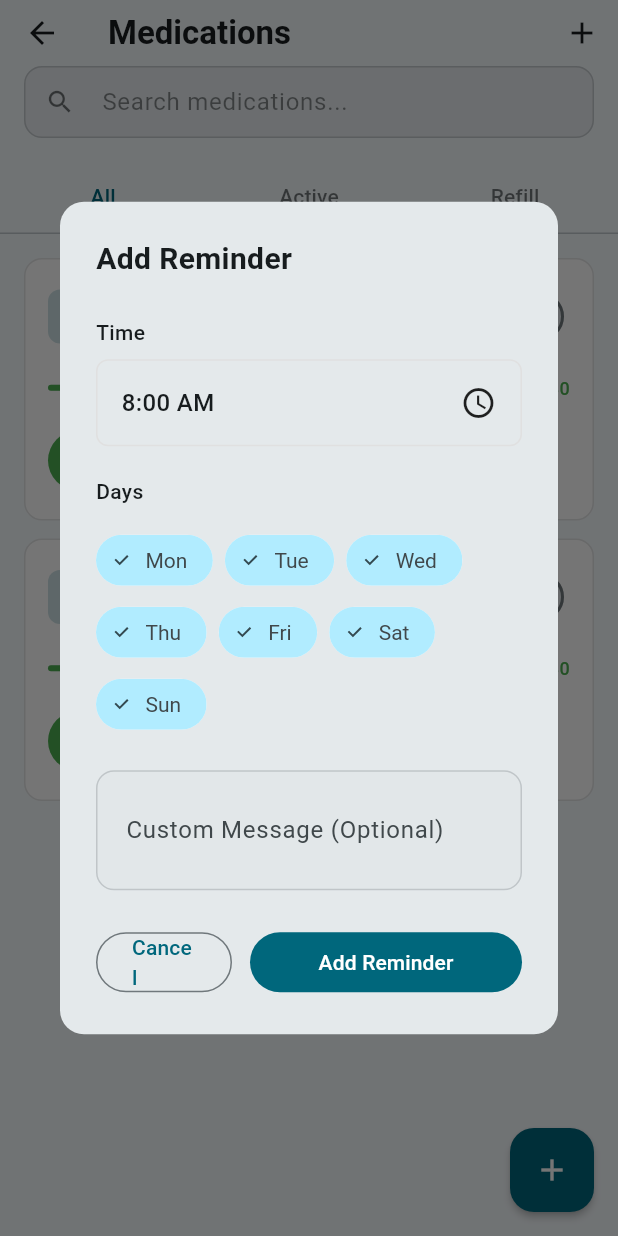
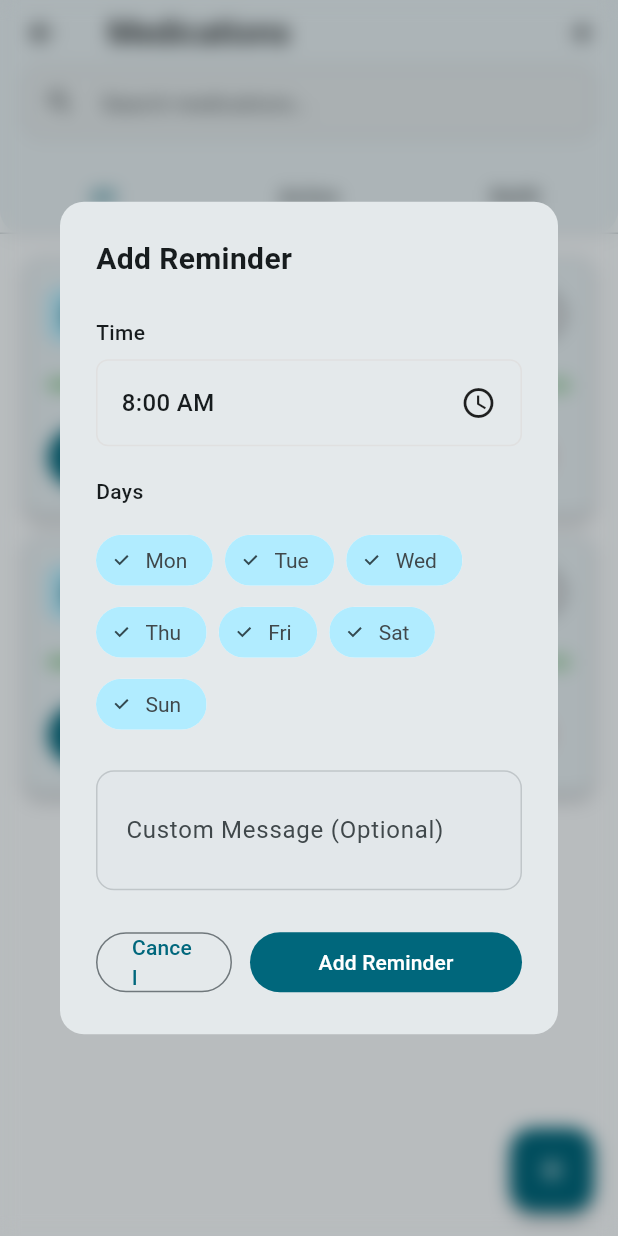
Before and after one commit to adicadi/MediPal, a Flutter app: the MedicationsScreen screen opened directly, after a tap on "Take Dose", after a tap on the "alarm add" icon, on a phone screen of 412 x 824 dp. Run offline on Flutter 3.47's test engine with Material 3 defaults, Android fonts, the phone set to English and light mode, and no system bars; our stand-ins replace equatable, flutter_dotenv, flutter_local_notifications, flutter_secure_storage, flutter_timezone, geolocator and 3 more; missing offline and left inert: gpt_markdown; accounts and stored records are empty; network calls fail.

Commit message:
Fixed deprecated code.

```diff
--- a/lib/screens/medication_screen.dart
+++ b/lib/screens/medication_screen.dart
@@ -4,6 +4,7 @@ import 'package:provider/provider.dart';
 import '../utils/app_state.dart';
 import '../models/medication.dart';
 import '../services/notification_service.dart';
+import '../utils/blur_dialog.dart';
 
 class MedicationsScreen extends StatefulWidget {
   const MedicationsScreen({super.key});
@@ -56,21 +57,13 @@ class _MedicationsScreenState extends State<MedicationsScreen>
 
   @override
   Widget build(BuildContext context) {
-    final colorScheme = Theme.of(context).colorScheme;
+    final theme = Theme.of(context);
+    final colorScheme = theme.colorScheme;
 
     return Scaffold(
       backgroundColor: colorScheme.surface,
       appBar: AppBar(
-        backgroundColor: colorScheme.surface,
-        elevation: 0,
-        scrolledUnderElevation: 0,
-        title: Text(
-          'Medications',
-          style: TextStyle(
-            color: colorScheme.onSurface,
-            fontWeight: FontWeight.w600,
-          ),
-        ),
+        title: const Text('Medications'),
         bottom: PreferredSize(
           preferredSize: const Size.fromHeight(100),
           child: Column(
@@ -82,18 +75,19 @@ class _MedicationsScreenState extends State<MedicationsScreen>
                   controller: _searchController,
                   decoration: InputDecoration(
                     hintText: 'Search medications...',
-                    hintStyle:
-                        TextStyle(color: colorScheme.onSurface.withAlpha(128)),
+                    hintStyle: theme.textTheme.bodyMedium?.copyWith(
+                      color: colorScheme.onSurfaceVariant,
+                    ),
                     prefixIcon: Icon(
                       Icons.search,
-                      color: colorScheme.onSurface.withAlpha(153),
+                      color: colorScheme.onSurfaceVariant,
                       size: 20,
                     ),
                     suffixIcon: _searchQuery.isNotEmpty
                         ? IconButton(
                             icon: Icon(
                               Icons.clear,
-                              color: colorScheme.onSurface.withAlpha(153),
+                              color: colorScheme.onSurfaceVariant,
                               size: 20,
                             ),
                             onPressed: () {
@@ -106,7 +100,7 @@ class _MedicationsScreenState extends State<MedicationsScreen>
                         : null,
                     filled: true,
                     fillColor:
-                        colorScheme.surfaceContainerHighest.withAlpha(128),
+                        colorScheme.surfaceContainerHighest.withValues(alpha: 0.5),
                     border: OutlineInputBorder(
                       borderRadius: BorderRadius.circular(12),
                       borderSide: BorderSide.none,
@@ -126,9 +120,8 @@ class _MedicationsScreenState extends State<MedicationsScreen>
                 indicatorColor: colorScheme.primary,
                 indicatorWeight: 2,
                 labelColor: colorScheme.primary,
-                unselectedLabelColor: colorScheme.onSurface.withAlpha(153),
-                labelStyle:
-                    const TextStyle(fontSize: 14, fontWeight: FontWeight.w500),
+                unselectedLabelColor: colorScheme.onSurfaceVariant,
+                labelStyle: theme.textTheme.labelLarge,
                 tabs: const [
                   Tab(text: 'All'),
                   Tab(text: 'Active'),
@@ -165,9 +158,6 @@ class _MedicationsScreenState extends State<MedicationsScreen>
       ),
       floatingActionButton: FloatingActionButton(
         onPressed: () => _showAddMedicationDialog(context),
-        backgroundColor: colorScheme.primary,
-        foregroundColor: colorScheme.onPrimary,
-        elevation: 2,
         child: const Icon(Icons.add, size: 24),
       ),
     );
@@ -282,19 +272,19 @@ class _MedicationsScreenState extends State<MedicationsScreen>
 
   // Minimal medication card
   Widget _buildMedicationCard(Medication medication, AppState appState) {
-    final colorScheme = Theme.of(context).colorScheme;
+    final theme = Theme.of(context);
+    final colorScheme = theme.colorScheme;
     final index = appState.medications.indexOf(medication);
 
     return Card(
       margin: const EdgeInsets.only(bottom: 12),
-      elevation: 0,
-      color: colorScheme.surfaceContainerLowest,
+      color: colorScheme.surface,
       shape: RoundedRectangleBorder(
         borderRadius: BorderRadius.circular(12),
         side: BorderSide(
           color: medication.needsRefill
-              ? Colors.amber.withAlpha(128)
-              : colorScheme.outline.withAlpha(51),
+              ? colorScheme.tertiary
+              : colorScheme.outlineVariant,
           width: 1,
         ),
       ),
@@ -310,8 +300,8 @@ class _MedicationsScreenState extends State<MedicationsScreen>
                   padding: const EdgeInsets.all(8),
                   decoration: BoxDecoration(
                     color: medication.isEssential
-                        ? Colors.red.withAlpha(51)
-                        : colorScheme.primary.withAlpha(51),
+                        ? colorScheme.errorContainer
+                        : colorScheme.primaryContainer,
                     borderRadius: BorderRadius.circular(8),
                   ),
                   child: Icon(
@@ -319,8 +309,8 @@ class _MedicationsScreenState extends State<MedicationsScreen>
                         ? Icons.local_hospital
                         : Icons.medication,
                     color: medication.isEssential
-                        ? Colors.red
-                        : colorScheme.primary,
+                        ? colorScheme.onErrorContainer
+                        : colorScheme.onPrimaryContainer,
                     size: 20,
                   ),
                 ),
@@ -334,10 +324,8 @@ class _MedicationsScreenState extends State<MedicationsScreen>
                           Expanded(
                             child: Text(
                               medication.name,
-                              style: TextStyle(
-                                fontSize: 16,
+                              style: theme.textTheme.titleMedium?.copyWith(
                                 fontWeight: FontWeight.w600,
-                                color: colorScheme.onSurface,
                               ),
                               maxLines: 1,
                               overflow: TextOverflow.ellipsis,
@@ -348,13 +336,13 @@ class _MedicationsScreenState extends State<MedicationsScreen>
                               padding: const EdgeInsets.symmetric(
                                   horizontal: 6, vertical: 2),
                               decoration: BoxDecoration(
-                                color: Colors.red.withAlpha(204),
+                                color: colorScheme.errorContainer,
                                 borderRadius: BorderRadius.circular(4),
                               ),
-                              child: const Text(
+                              child: Text(
                                 'Essential',
-                                style: TextStyle(
-                                  color: Colors.white,
+                                style: theme.textTheme.labelSmall?.copyWith(
+                                  color: colorScheme.onErrorContainer,
                                   fontSize: 10,
                                   fontWeight: FontWeight.w600,
                                 ),
@@ -365,9 +353,8 @@ class _MedicationsScreenState extends State<MedicationsScreen>
                       const SizedBox(height: 4),
                       Text(
                         '${medication.dosage} • ${medication.frequency}',
-                        style: TextStyle(
-                          fontSize: 13,
-                          color: colorScheme.onSurface.withAlpha(153),
+                        style: theme.textTheme.bodySmall?.copyWith(
+                          color: colorScheme.onSurfaceVariant,
                         ),
                       ),
                     ],
@@ -385,7 +372,7 @@ class _MedicationsScreenState extends State<MedicationsScreen>
                     await appState.toggleMedicationReminders(
                         medication.id, value);
                   },
-                  activeColor: colorScheme.primary,
+                  activeThumbColor: colorScheme.primary,
                   materialTapTargetSize: MaterialTapTargetSize.shrinkWrap,
                 ),
               ],
@@ -488,21 +475,22 @@ class _MedicationsScreenState extends State<MedicationsScreen>
   }
 
   Widget _buildRefillNotice(Medication medication) {
+    final colorScheme = Theme.of(context).colorScheme;
     return Container(
       padding: const EdgeInsets.all(8),
       decoration: BoxDecoration(
-        color: Colors.amber.withAlpha(51),
+        color: colorScheme.tertiaryContainer,
         borderRadius: BorderRadius.circular(6),
       ),
       child: Row(
         children: [
-          Icon(Icons.info, color: Colors.amber[800], size: 16),
+          Icon(Icons.info, color: colorScheme.onTertiaryContainer, size: 16),
           const SizedBox(width: 8),
           Text(
             'Refill needed',
             style: TextStyle(
               fontSize: 12,
-              color: Colors.amber[800],
+              color: colorScheme.onTertiaryContainer,
               fontWeight: FontWeight.w500,
             ),
           ),
@@ -515,7 +503,7 @@ class _MedicationsScreenState extends State<MedicationsScreen>
     return Container(
       padding: const EdgeInsets.all(8),
       decoration: BoxDecoration(
-        color: colorScheme.surfaceContainerHighest.withAlpha(128),
+        color: colorScheme.surfaceContainerHighest.withValues(alpha: 0.5),
         borderRadius: BorderRadius.circular(6),
       ),
       child: Row(
@@ -524,7 +512,7 @@ class _MedicationsScreenState extends State<MedicationsScreen>
           Icon(
             Icons.note,
             size: 14,
-            color: colorScheme.onSurface.withAlpha(153),
+            color: colorScheme.onSurfaceVariant,
           ),
           const SizedBox(width: 6),
           Expanded(
@@ -532,7 +520,7 @@ class _MedicationsScreenState extends State<MedicationsScreen>
               medication.notes!,
               style: TextStyle(
                 fontSize: 12,
-                color: colorScheme.onSurface.withAlpha(179),
+                color: colorScheme.onSurfaceVariant,
               ),
             ),
           ),
@@ -552,8 +540,6 @@ class _MedicationsScreenState extends State<MedicationsScreen>
             icon: const Icon(Icons.check, size: 16),
             label: const Text('Take Dose'),
             style: FilledButton.styleFrom(
-              backgroundColor: Colors.green,
-              foregroundColor: Colors.white,
               padding: const EdgeInsets.symmetric(vertical: 8),
               textStyle:
                   const TextStyle(fontSize: 13, fontWeight: FontWeight.w500),
@@ -564,19 +550,19 @@ class _MedicationsScreenState extends State<MedicationsScreen>
         IconButton(
           onPressed: () => _showAddReminderDialog(medication),
           icon: const Icon(Icons.alarm_add, size: 18),
-          color: colorScheme.onSurface.withAlpha(153),
+          color: colorScheme.onSurfaceVariant,
           visualDensity: VisualDensity.compact,
         ),
         IconButton(
           onPressed: () => _editMedication(medication, index, appState),
           icon: const Icon(Icons.edit, size: 18),
-          color: colorScheme.onSurface.withAlpha(153),
+          color: colorScheme.onSurfaceVariant,
           visualDensity: VisualDensity.compact,
         ),
         IconButton(
           onPressed: () => _confirmDelete(medication, index, appState),
           icon: const Icon(Icons.delete_outline, size: 18),
-          color: Colors.red.withAlpha(179),
+          color: colorScheme.error,
           visualDensity: VisualDensity.compact,
         ),
       ],
@@ -588,7 +574,8 @@ class _MedicationsScreenState extends State<MedicationsScreen>
     required String title,
     required String subtitle,
   }) {
-    final colorScheme = Theme.of(context).colorScheme;
+    final theme = Theme.of(context);
+    final colorScheme = theme.colorScheme;
 
     return Center(
       child: Padding(
@@ -599,24 +586,21 @@ class _MedicationsScreenState extends State<MedicationsScreen>
             Icon(
               icon,
               size: 64,
-              color: colorScheme.onSurface.withAlpha(102),
+              color: colorScheme.onSurfaceVariant,
             ),
             const SizedBox(height: 16),
             Text(
               title,
-              style: TextStyle(
-                fontSize: 18,
+              style: theme.textTheme.titleMedium?.copyWith(
                 fontWeight: FontWeight.w600,
-                color: colorScheme.onSurface.withAlpha(153),
               ),
               textAlign: TextAlign.center,
             ),
             const SizedBox(height: 8),
             Text(
               subtitle,
-              style: TextStyle(
-                fontSize: 14,
-                color: colorScheme.onSurface.withAlpha(128),
+              style: theme.textTheme.bodyMedium?.copyWith(
+                color: colorScheme.onSurfaceVariant,
               ),
               textAlign: TextAlign.center,
             ),
@@ -646,7 +630,8 @@ class _MedicationsScreenState extends State<MedicationsScreen>
     final canSchedule = await NotificationService.canScheduleExactAlarms();
     if (canSchedule) return true;
 
-    final shouldRequest = await showDialog<bool>(
+    if (!context.mounted) return false;
+    final shouldRequest = await showBlurDialog<bool>(
       context: context,
       builder: (context) => AlertDialog(
         title: const Text('Permission Required'),
@@ -688,15 +673,16 @@ class _MedicationsScreenState extends State<MedicationsScreen>
     final hasPermission = await _ensureExactAlarmPermission(context);
     if (!hasPermission) return;
 
-    final result = await showDialog<MedicationReminder>(
+    if (!mounted) return;
+    final result = await showBlurDialog<MedicationReminder>(
       context: context,
       builder: (context) => _AddReminderDialog(),
     );
 
-    if (result != null && mounted) {
+    if (!mounted || result == null) return;
+
     final appState = Provider.of<AppState>(context, listen: false);
     await appState.addReminderToMedication(medication.id, result);
-    }
   }
 
   void _editMedication(Medication medication, int index, AppState appState) {
@@ -706,7 +692,7 @@ class _MedicationsScreenState extends State<MedicationsScreen>
 
   Future<void> _confirmDelete(
       Medication medication, int index, AppState appState) async {
-    final confirmed = await showDialog<bool>(
+    final confirmed = await showBlurDialog<bool>(
       context: context,
       builder: (context) => AlertDialog(
         title: const Text('Delete Medication?'),
@@ -725,20 +711,21 @@ class _MedicationsScreenState extends State<MedicationsScreen>
       ),
     );
 
-    if (confirmed == true && mounted) {
+    if (!mounted || confirmed != true) return;
+
     appState.removeMedication(index);
-    }
   }
 
   Future<void> _showAddMedicationDialog(BuildContext context,
       {Medication? existingMedication, int? index}) async {
-    final result = await showDialog<Map<String, dynamic>>(
+    final result = await showBlurDialog<Map<String, dynamic>>(
       context: context,
       builder: (context) =>
           _AddMedicationDialog(existingMedication: existingMedication),
     );
 
-    if (result != null && mounted) {
+    if (!context.mounted || result == null) return;
+
     final appState = Provider.of<AppState>(context, listen: false);
     final medication = Medication(
       id: existingMedication?.id ??
@@ -760,7 +747,6 @@ class _MedicationsScreenState extends State<MedicationsScreen>
       await appState.updateMedicationWithReminders(index, medication);
     } else {
       appState.addMedication(medication);
-      }
     }
   }
 }
--- /dev/null
+++ b/lib/utils/blur_dialog.dart
@@ -0,0 +1,73 @@
+import 'dart:ui';
+
+import 'package:flutter/foundation.dart';
+import 'package:flutter/material.dart';
+
+Future<T?> showBlurDialog<T>({
+  required BuildContext context,
+  required WidgetBuilder builder,
+  bool barrierDismissible = true,
+  Color? barrierColor,
+  String? barrierLabel,
+  bool useSafeArea = true,
+  bool useRootNavigator = true,
+  RouteSettings? routeSettings,
+  Duration transitionDuration = const Duration(milliseconds: 200),
+  double? blurSigma,
+}) {
+  final resolvedLabel =
+      barrierLabel ?? MaterialLocalizations.of(context).modalBarrierDismissLabel;
+  final effectiveBlurSigma = blurSigma ??
+      (kIsWeb
+          ? 0
+          : defaultTargetPlatform == TargetPlatform.android
+              ? 6
+              : 12);
+
+  return showGeneralDialog<T>(
+    context: context,
+    barrierDismissible: barrierDismissible,
+    barrierLabel: resolvedLabel,
+    barrierColor: barrierColor ?? Colors.black.withValues(alpha: 0.25),
+    transitionDuration: transitionDuration,
+    useRootNavigator: useRootNavigator,
+    routeSettings: routeSettings,
+    pageBuilder: (context, animation, secondaryAnimation) {
+      Widget dialog = Builder(builder: builder);
+      if (useSafeArea) {
+        dialog = SafeArea(child: dialog);
+      }
+
+      return Center(child: dialog);
+    },
+    transitionBuilder: (context, animation, secondaryAnimation, child) {
+      final curved = CurvedAnimation(
+        parent: animation,
+        curve: Curves.easeOutCubic,
+      );
+
+      return Stack(
+        children: [
+          if (effectiveBlurSigma > 0)
+            Positioned.fill(
+              child: BackdropFilter(
+                filter: ImageFilter.blur(
+                  sigmaX: effectiveBlurSigma,
+                  sigmaY: effectiveBlurSigma,
+                  tileMode: TileMode.decal,
+                ),
+                child: const SizedBox.expand(),
+              ),
+            ),
+          FadeTransition(
+            opacity: curved,
+            child: ScaleTransition(
+              scale: Tween(begin: 0.98, end: 1.0).animate(curved),
+              child: child,
+            ),
+          ),
+        ],
+      );
+    },
+  );
+}
--- a/lib/widgets/medication_reminder_card.dart
+++ b/lib/widgets/medication_reminder_card.dart
@@ -26,7 +26,7 @@ class MedicationReminderCard extends StatelessWidget {
         borderRadius: BorderRadius.circular(16),
         side: BorderSide(
           color: medication.needsRefill
-              ? Colors.orange.withOpacity(0.5)
+              ? Colors.orange.withValues(alpha: 0.5)
               : Colors.transparent,
           width: 2,
         ),
```
Also changed, not shown: lib/screens/chat_screen.dart (+17 -14 lines), lib/screens/home_screen.dart (+37 -44 lines), lib/screens/initial_screen.dart (+5 -4 lines), lib/screens/medication_warning_screen.dart (+63 -61 lines), lib/screens/onboarding_screen.dart (+29 -27 lines), lib/screens/symptom_checker_screen.dart (+44 -34 lines), lib/theme/app_theme.dart (+4 -4 lines), lib/widgets/emergency_button.dart (+14 -11 lines), lib/widgets/health_summary_card.dart (+6 -6 lines), lib/widgets/pill_button.dart (+4 -4 lines). Lines whose indentation alone changed are shown as unchanged.
